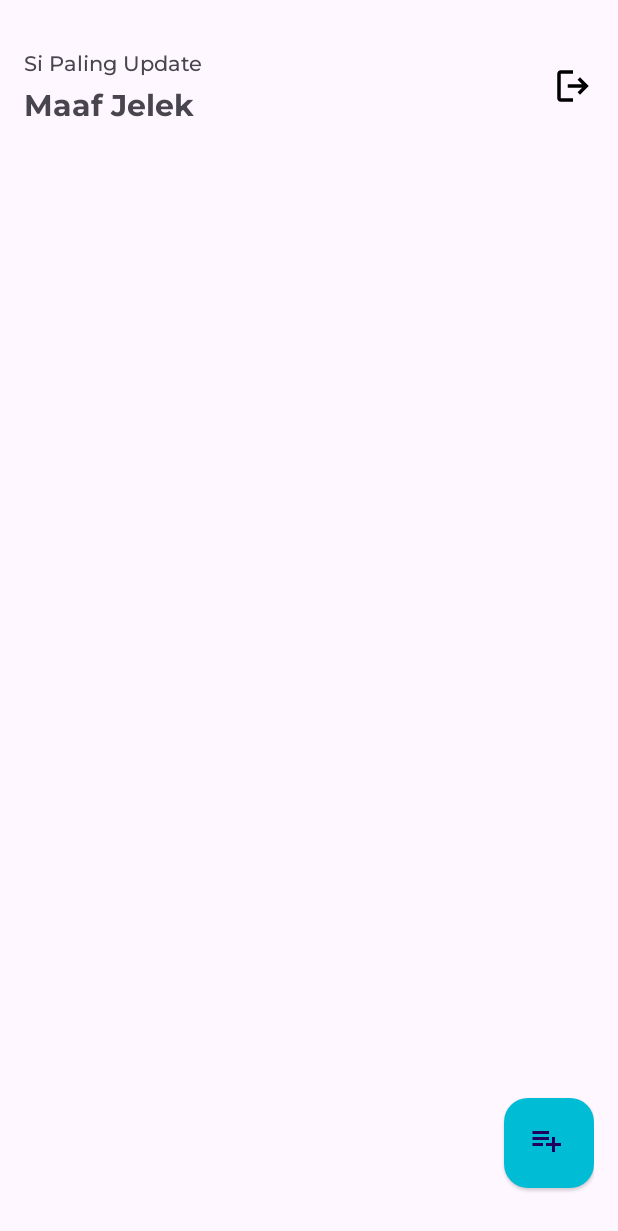
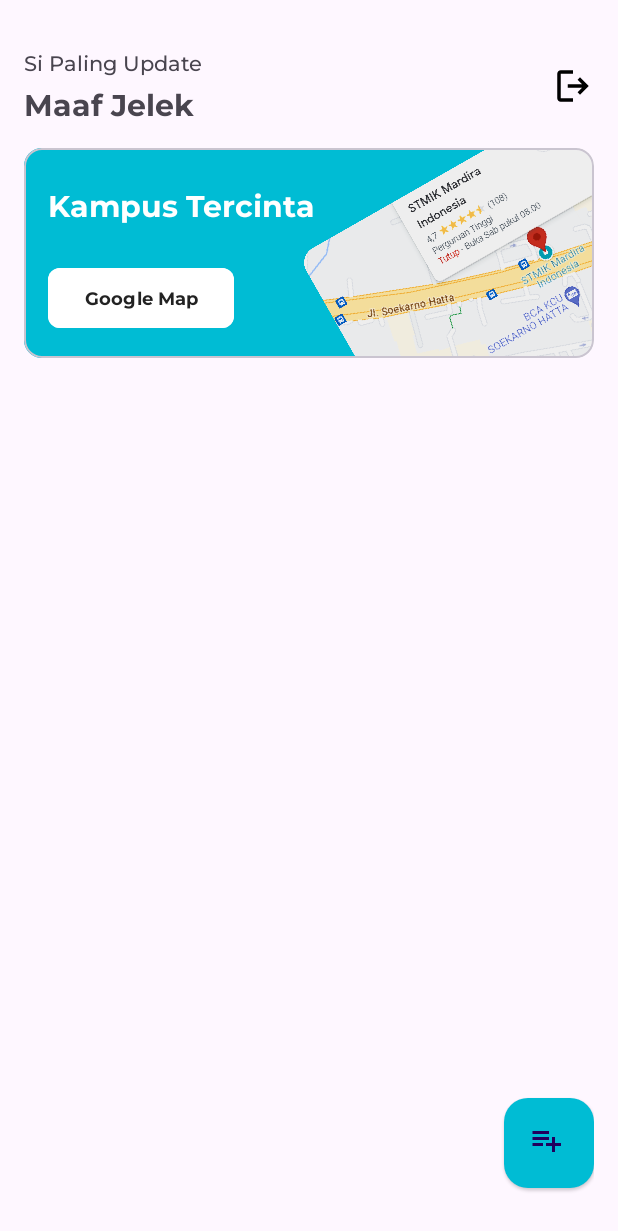
Before and after one commit to yokijatip/EnigmaMedia, an Android app: the MainActivity screen opened directly, with no data from a screen before it, on a phone screen of 412 x 824 dp. Shown: the top 1231 px of the screen. Run offline under Robolectric (Android 15) with nearby library versions, the phone set to English and light mode, and no system bars; pictures from the network do not load.

Commit message:
Card buat map

```diff
--- a/app/src/main/res/layout/activity_main.xml
+++ b/app/src/main/res/layout/activity_main.xml
@@ -42,6 +42,63 @@
         app:layout_constraintEnd_toEndOf="parent"
         app:layout_constraintTop_toTopOf="parent" />
 
+
+    <com.google.android.material.card.MaterialCardView
+        android:id="@+id/card_Map"
+        android:layout_width="match_parent"
+        android:layout_height="140dp"
+        android:layout_marginTop="16dp"
+        app:layout_constraintEnd_toEndOf="parent"
+        app:layout_constraintStart_toStartOf="parent"
+        app:layout_constraintTop_toBottomOf="@+id/textView2">
+
+        <androidx.constraintlayout.widget.ConstraintLayout
+            android:layout_width="match_parent"
+            android:layout_height="match_parent">
+
+            <ImageView
+                android:id="@+id/bg_map"
+                android:layout_width="match_parent"
+                android:layout_height="match_parent"
+                android:scaleType="centerCrop"
+                android:src="@drawable/thumnail"
+                app:layout_constraintBottom_toBottomOf="parent"
+                app:layout_constraintEnd_toEndOf="parent"
+                app:layout_constraintStart_toStartOf="parent"
+                app:layout_constraintTop_toTopOf="parent" />
+
+            <com.google.android.material.button.MaterialButton
+                android:id="@+id/button_google_map"
+                android:layout_width="wrap_content"
+                android:layout_height="wrap_content"
+                android:layout_marginStart="16dp"
+                android:layout_marginBottom="16dp"
+                android:backgroundTint="@color/white"
+                android:fontFamily="@font/montserrat_bold"
+                android:text="Google Map"
+                android:textColor="@color/black"
+                android:textSize="12sp"
+                app:cornerRadius="8dp"
+                app:elevation="8dp"
+                app:layout_constraintBottom_toBottomOf="parent"
+                app:layout_constraintStart_toStartOf="parent" />
+
+            <TextView
+                android:layout_width="wrap_content"
+                android:layout_height="wrap_content"
+                android:layout_marginStart="16dp"
+                android:layout_marginTop="24dp"
+                android:fontFamily="@font/montserrat_bold"
+                android:text="Kampus Tercinta"
+                android:textColor="@color/white"
+                android:textSize="20sp"
+                app:layout_constraintStart_toStartOf="parent"
+                app:layout_constraintTop_toTopOf="parent" />
+
+        </androidx.constraintlayout.widget.ConstraintLayout>
+    </com.google.android.material.card.MaterialCardView>
+
+
     <androidx.recyclerview.widget.RecyclerView
         android:id="@+id/rv_main"
         android:layout_width="0dp"
@@ -50,7 +107,7 @@
         app:layout_constraintBottom_toBottomOf="parent"
         app:layout_constraintEnd_toEndOf="parent"
         app:layout_constraintStart_toStartOf="parent"
-        app:layout_constraintTop_toBottomOf="@+id/textView2"
+        app:layout_constraintTop_toBottomOf="@+id/card_Map"
         tools:listitem="@layout/item_main" />
 
     <com.google.android.material.floatingactionbutton.FloatingActionButton
```
Also changed, not shown: app/src/main/res/drawable/thumnail.png (added).
